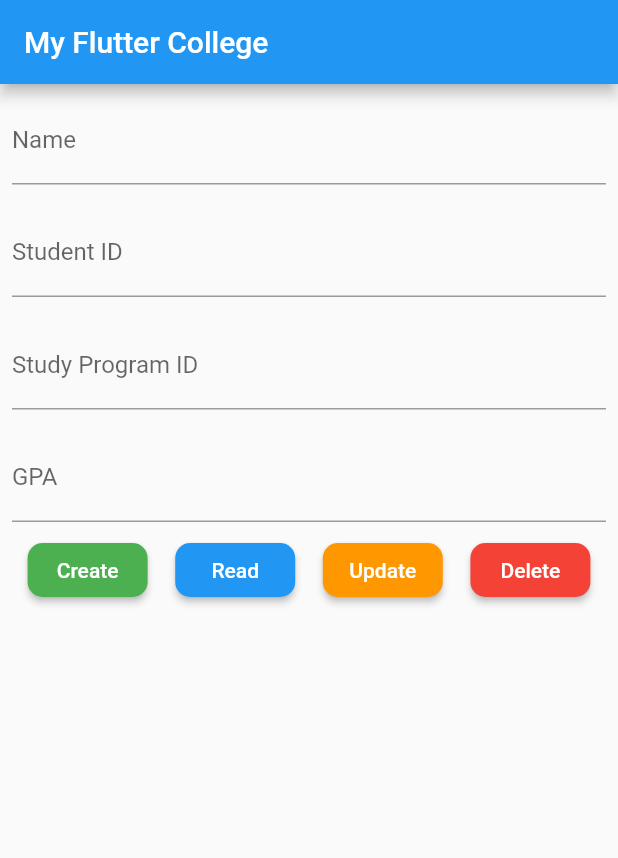
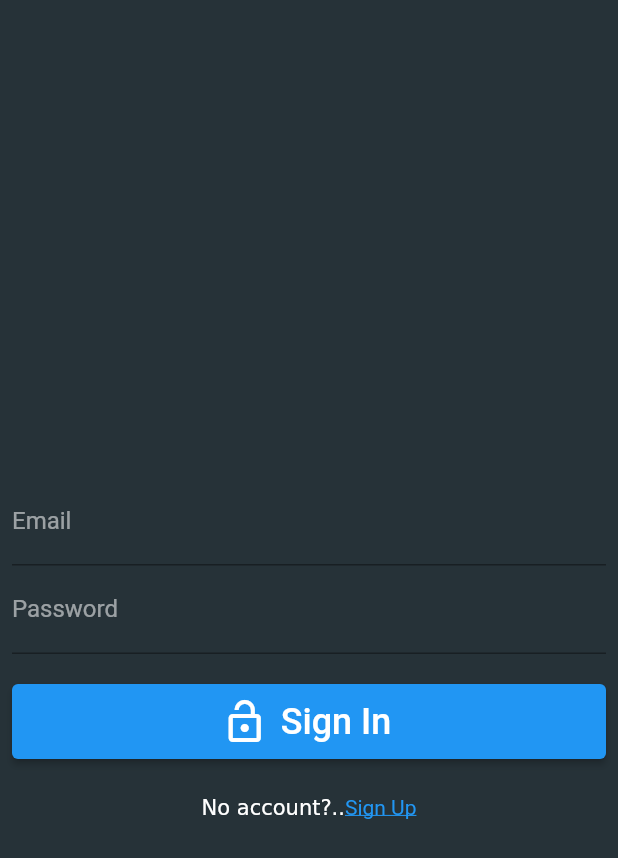
Before and after one commit to KaungHtetNaing24/Flutter-training, a Flutter app: the screen it shows after launch, on a phone screen of 412 x 824 dp. Shown: the top 858 px of the screen. Run offline on Flutter 3.47's test engine with Material 2 defaults, Android fonts, the phone set to English and light mode, and no system bars; our stand-ins replace cloud_firestore, email_validator, firebase_auth, firebase_core; accounts and stored records are empty.

Commit message:
feat:firebase authentication with email and pass

```diff
--- /dev/null
+++ b/lib/auth_page.dart
@@ -0,0 +1,22 @@
+import 'package:flutter/material.dart';
+import 'package:flutter_app_day10/login_widget.dart';
+import 'package:flutter_app_day10/signup_widget.dart';
+
+class AuthPage extends StatefulWidget {
+  const AuthPage({ Key? key }) : super(key: key);
+
+  @override
+  _AuthPageState createState() => _AuthPageState();
+}
+
+class _AuthPageState extends State<AuthPage> {
+  bool isLogin = true;
+  @override
+  Widget build(BuildContext context) =>
+   isLogin ? Login(onClickedSignUp: toggle)
+           : SignUpWidget(onClickedSignIn: toggle);
+
+  void toggle() => setState(() {
+    isLogin = !isLogin;
+  });
+}
--- /dev/null
+++ b/lib/login_widget.dart
@@ -0,0 +1,115 @@
+import 'package:email_validator/email_validator.dart';
+import 'package:firebase_auth/firebase_auth.dart';
+import 'package:flutter/gestures.dart';
+import 'package:flutter/material.dart';
+import 'package:flutter_app_day10/main.dart';
+
+class Login extends StatefulWidget {
+  final VoidCallback onClickedSignUp;
+  const Login({ Key? key, required this.onClickedSignUp }) : super(key: key);
+
+  @override
+  _LoginState createState() => _LoginState();
+}
+
+class _LoginState extends State<Login> {
+  final formKey = GlobalKey<FormState>();
+  final emailController = TextEditingController();
+  final passwordController = TextEditingController();
+
+  @override
+  void dispose() {
+    emailController.dispose();
+    passwordController.dispose();
+    super.dispose();
+  }
+
+  @override
+  Widget build(BuildContext context) {
+    return Center(
+      child: SingleChildScrollView(
+        child: Padding(
+          padding: const EdgeInsets.all(8.0),
+          child: Form(
+            key: formKey,
+            child: Column(
+              children: [
+                const SizedBox(
+                  height: 40,
+                ),
+                TextFormField(
+                  style: const TextStyle(color: Colors.white),
+                  controller: emailController,
+                  cursorColor: Colors.white,
+                  textInputAction: TextInputAction.next,
+                  decoration: const InputDecoration(labelText: 'Email',labelStyle: TextStyle(color: Colors.white54)),
+                  autovalidateMode: AutovalidateMode.onUserInteraction,
+                  validator: (email)=>
+                      email != null && !EmailValidator.validate(email)
+                          ? 'Enter a valid email'
+                          :null,
+                ),
+                TextFormField(
+                  style: const TextStyle(color: Colors.white),
+                  controller: passwordController,
+                  cursorColor: Colors.white,
+                  textInputAction: TextInputAction.done,
+                  obscureText: true,
+                  decoration: const InputDecoration(labelText: 'Password',labelStyle: TextStyle(color: Colors.white54)),
+                ),
+                const SizedBox(height: 20),
+                ElevatedButton.icon(
+                  style: ElevatedButton.styleFrom(
+                    minimumSize: const Size.fromHeight(50),
+                  ),
+                  onPressed: signIn,
+                  icon: const Icon(Icons.lock_open,size: 32,),
+                  label: const Text('Sign In',style: TextStyle(fontSize: 24),),
+                ),
+                const SizedBox(height: 24),
+                RichText(
+                  text: TextSpan(
+                    text: 'No account?..',
+                    children: [
+                      TextSpan(
+                        recognizer: TapGestureRecognizer()
+                        ..onTap = widget.onClickedSignUp,
+                        text: 'Sign Up',
+                        style: TextStyle(
+                          decoration: TextDecoration.underline,
+                          color: Theme.of(context).colorScheme.secondary
+                        )
+                      )
+                    ],
+                  )
+                )
+              ],
+            ),
+          ),
+        ),
+      ),
+    );
+  }
+
+  Future signIn() async{
+    final isValid = formKey.currentState!.validate();
+    if (!isValid) return;
+
+    showDialog(
+      context: context,
+      barrierDismissible: false,
+      builder: (context)=>const Center(child: CircularProgressIndicator(),)
+      );
+    try{
+      await FirebaseAuth.instance.signInWithEmailAndPassword(
+      email: emailController.text.trim(),
+      password: passwordController.text.trim()
+    );
+    } on FirebaseAuthException catch (e) {
+      showSnackBar(e.message);
+    }
+
+    navigatorKey.currentState!.popUntil((route) => route.isFirst);
+
+  }
+}
--- a/lib/main.dart
+++ b/lib/main.dart
@@ -1,35 +1,83 @@
+import 'package:firebase_auth/firebase_auth.dart';
 import 'package:flutter/material.dart';
+import 'package:flutter_app_day10/auth_page.dart';
+// import 'package:flutter_app_day10/datepicker.dart';
+import 'package:flutter_app_day10/home_page.dart';
+import 'package:flutter_app_day10/login_widget.dart';
 // import 'package:flutter_app_day10/assignment.dart';
 // import 'package:flutter_app_day10/assignment2.dart';
 // import 'package:flutter_app_day10/datepicker.dart';
-import 'package:flutter_app_day10/student_data.dart';
+// import 'package:flutter_app_day10/student_data.dart';
 import 'package:firebase_core/firebase_core.dart';
 
 void main() async{
-  // runApp(const MyApp());
+  WidgetsFlutterBinding.ensureInitialized();
+  await Firebase.initializeApp();
+  runApp(const MyApp());
   // runApp(const Caculator());
   // runApp(const Textfield());
   // runApp(const DatePicker());
-  WidgetsFlutterBinding.ensureInitialized();
-  await Firebase.initializeApp();
-  runApp(MaterialApp(
-    theme: ThemeData(
-      brightness: Brightness.light,
-      primaryColor: Colors.blue, colorScheme: ColorScheme.fromSwatch().copyWith(secondary: Colors.cyan)
-    ),
-    home: const StudentData(),
-  ));
+  // WidgetsFlutterBinding.ensureInitialized();
+  // await Firebase.initializeApp();
+  // runApp(MaterialApp(
+  //   theme: ThemeData(
+  //     brightness: Brightness.light,
+  //     primaryColor: Colors.blue, colorScheme: ColorScheme.fromSwatch().copyWith(secondary: Colors.cyan)
+  //   ),
+  //   // home: const StudentData(),
+  //   // home: const MainPage(),
+  // ));
 }
+
+final navigatorKey = GlobalKey<NavigatorState>();
+final messengerKey = GlobalKey<ScaffoldMessengerState>();
+
+void showSnackBar(String? text){
+    if(text == null) return;
+
+    final snackBar = SnackBar(content: Text(text),backgroundColor: Colors.red,);
+
+    messengerKey.currentState!
+      ..removeCurrentSnackBar()
+      ..showSnackBar(snackBar);
+  }
 
 class MyApp extends StatelessWidget {
   const MyApp({ Key? key }) : super(key: key);
 
   @override
   Widget build(BuildContext context) {
-    return const MaterialApp(
+    return MaterialApp(
+      scaffoldMessengerKey: messengerKey,
+      navigatorKey: navigatorKey,
       debugShowCheckedModeBanner: false,
-      title: 'Alert dialog',
-        home: AlertWidget(),
+      title: 'title',
+        home: const MainPage(),
+    );
+  }
+}
+
+class MainPage extends StatelessWidget {
+  const MainPage({ Key? key }) : super(key: key);
+
+  @override
+  Widget build(BuildContext context) {
+    return Scaffold(
+      backgroundColor: Colors.blueGrey.shade900,
+      body: StreamBuilder<User?>(
+        stream: FirebaseAuth.instance.authStateChanges(),
+        builder: (context, snapshot) {
+          if(snapshot.connectionState == ConnectionState.waiting){
+            return const Center(child: CircularProgressIndicator(),);
+          }else if (snapshot.hasError){
+            return const Center(child: Text('Something went wrong'));
+          }else if(snapshot.hasData){
+            return const HomePage();
+          }else{
+            return const AuthPage();
+          }
+        },
+      ),
     );
   }
 }
--- a/pubspec.yaml
+++ b/pubspec.yaml
@@ -35,6 +35,8 @@ dependencies:
   # The following adds the Cupertino Icons font to your application.
   # Use with the CupertinoIcons class for iOS style icons.
   cupertino_icons: ^1.0.2
+  firebase_auth: ^3.3.6
+  email_validator: ^2.0.1
 
 dev_dependencies:
   flutter_test:
```
Also changed, not shown: lib/home_page.dart (added, +35 -0 lines), lib/signup_widget.dart (added, +131 -0 lines), pubspec.lock.
